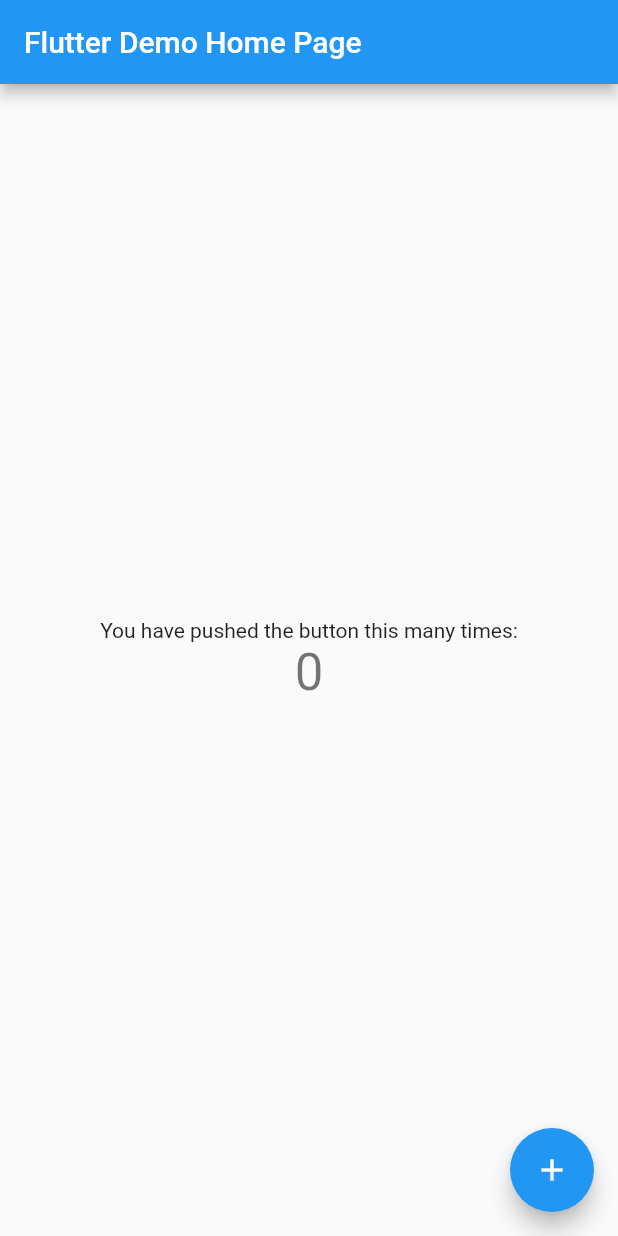
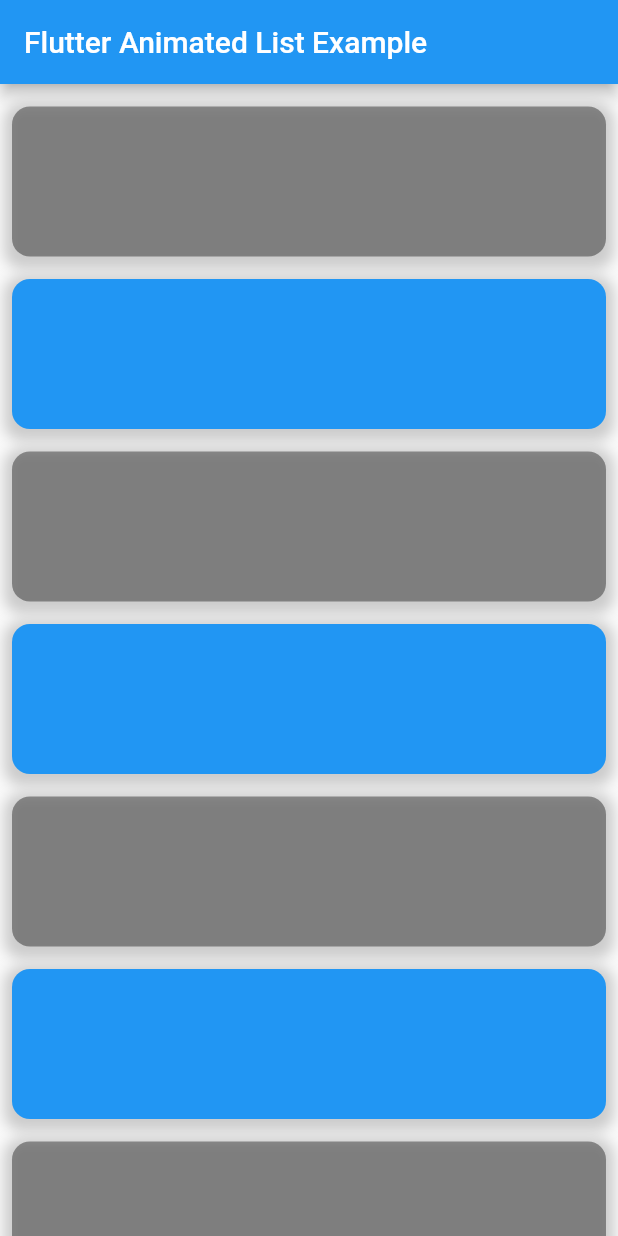
Before and after one commit to DaniEid/Flutter-Animate-List-While-Scroll, a Flutter app: the screen it shows after launch, on a phone screen of 412 x 824 dp. Run offline on Flutter 3.47's test engine with Material 2 defaults, Android fonts, the phone set to English and light mode, and no system bars.

Commit message:
feat: add the initial padding

```diff
--- /dev/null
+++ b/lib/animated_list_app.dart
@@ -0,0 +1,18 @@
+import 'package:animated_list/screens/animated_list_screen.dart';
+import 'package:flutter/material.dart';
+
+class AnimatedListApp extends StatelessWidget {
+  const AnimatedListApp({Key? key}) : super(key: key);
+
+  @override
+  Widget build(BuildContext context) {
+    return MaterialApp(
+      title: 'Flutter Demo',
+      debugShowCheckedModeBanner: false,
+      theme: ThemeData(
+        primarySwatch: Colors.blue,
+      ),
+      home: const AnimatedListScreen(title: 'Flutter Animated List Example'),
+    );
+  }
+}
--- a/lib/main.dart
+++ b/lib/main.dart
@@ -1,115 +1,6 @@
+import 'package:animated_list/animated_list_app.dart';
 import 'package:flutter/material.dart';
 
 void main() {
-  runApp(const MyApp());
+  runApp(const AnimatedListApp());
 }
-
-class MyApp extends StatelessWidget {
-  const MyApp({Key? key}) : super(key: key);
-
-  // This widget is the root of your application.
-  @override
-  Widget build(BuildContext context) {
-    return MaterialApp(
-      title: 'Flutter Demo',
-      theme: ThemeData(
-        // This is the theme of your application.
-        //
-        // Try running your application with "flutter run". You'll see the
-        // application has a blue toolbar. Then, without quitting the app, try
-        // changing the primarySwatch below to Colors.green and then invoke
-        // "hot reload" (press "r" in the console where you ran "flutter run",
-        // or simply save your changes to "hot reload" in a Flutter IDE).
-        // Notice that the counter didn't reset back to zero; the application
-        // is not restarted.
-        primarySwatch: Colors.blue,
-      ),
-      home: const MyHomePage(title: 'Flutter Demo Home Page'),
-    );
-  }
-}
-
-class MyHomePage extends StatefulWidget {
-  const MyHomePage({Key? key, required this.title}) : super(key: key);
-
-  // This widget is the home page of your application. It is stateful, meaning
-  // that it has a State object (defined below) that contains fields that affect
-  // how it looks.
-
-  // This class is the configuration for the state. It holds the values (in this
-  // case the title) provided by the parent (in this case the App widget) and
-  // used by the build method of the State. Fields in a Widget subclass are
-  // always marked "final".
-
-  final String title;
-
-  @override
-  State<MyHomePage> createState() => _MyHomePageState();
-}
-
-class _MyHomePageState extends State<MyHomePage> {
-  int _counter = 0;
-
-  void _incrementCounter() {
-    setState(() {
-      // This call to setState tells the Flutter framework that something has
-      // changed in this State, which causes it to rerun the build method below
-      // so that the display can reflect the updated values. If we changed
-      // _counter without calling setState(), then the build method would not be
-      // called again, and so nothing would appear to happen.
-      _counter++;
-    });
-  }
-
-  @override
-  Widget build(BuildContext context) {
-    // This method is rerun every time setState is called, for instance as done
-    // by the _incrementCounter method above.
-    //
-    // The Flutter framework has been optimized to make rerunning build methods
-    // fast, so that you can just rebuild anything that needs updating rather
-    // than having to individually change instances of widgets.
-    return Scaffold(
-      appBar: AppBar(
-        // Here we take the value from the MyHomePage object that was created by
-        // the App.build method, and use it to set our appbar title.
-        title: Text(widget.title),
-      ),
-      body: Center(
-        // Center is a layout widget. It takes a single child and positions it
-        // in the middle of the parent.
-        child: Column(
-          // Column is also a layout widget. It takes a list of children and
-          // arranges them vertically. By default, it sizes itself to fit its
-          // children horizontally, and tries to be as tall as its parent.
-          //
-          // Invoke "debug painting" (press "p" in the console, choose the
-          // "Toggle Debug Paint" action from the Flutter Inspector in Android
-          // Studio, or the "Toggle Debug Paint" command in Visual Studio Code)
-          // to see the wireframe for each widget.
-          //
-          // Column has various properties to control how it sizes itself and
-          // how it positions its children. Here we use mainAxisAlignment to
-          // center the children vertically; the main axis here is the vertical
-          // axis because Columns are vertical (the cross axis would be
-          // horizontal).
-          mainAxisAlignment: MainAxisAlignment.center,
-          children: <Widget>[
-            const Text(
-              'You have pushed the button this many times:',
-            ),
-            Text(
-              '$_counter',
-              style: Theme.of(context).textTheme.headline4,
-            ),
-          ],
-        ),
-      ),
-      floatingActionButton: FloatingActionButton(
-        onPressed: _incrementCounter,
-        tooltip: 'Increment',
-        child: const Icon(Icons.add),
-      ), // This trailing comma makes auto-formatting nicer for build methods.
-    );
-  }
-}
--- /dev/null
+++ b/lib/screens/animated_list_screen.dart
@@ -0,0 +1,79 @@
+import 'package:flutter/material.dart';
+
+class AnimatedListScreen extends StatefulWidget {
+  const AnimatedListScreen({Key? key, required this.title}) : super(key: key);
+
+  final String title;
+
+  @override
+  _AnimatedListScreenState createState() => _AnimatedListScreenState();
+}
+
+class _AnimatedListScreenState extends State<AnimatedListScreen> {
+  double _topPadding = 15.0;
+  final _duration = const Duration(milliseconds: 300);
+
+  @override
+  Widget build(BuildContext context) {
+    return Scaffold(
+      appBar: AppBar(
+        title: Text(widget.title),
+      ),
+      body: customAnimatedList,
+    );
+  }
+
+  _scrollUpdated(ScrollMetrics metrics) {
+    setState(() {
+      if (_topPadding == 20.0) return;
+      _topPadding = 20.0;
+    });
+  }
+
+  _scrollEnded(ScrollMetrics metrics) {
+    setState(() {
+      _topPadding = 15.0;
+    });
+  }
+
+  Widget get customAnimatedList => NotificationListener<ScrollNotification>(
+        onNotification: (scrollNotification) {
+          if (scrollNotification is ScrollUpdateNotification) {
+            _scrollUpdated(scrollNotification.metrics);
+          } else if (scrollNotification is ScrollEndNotification) {
+            _scrollEnded(scrollNotification.metrics);
+          }
+          return true;
+        },
+        child: ListView.builder(
+          itemCount: 25,
+          itemBuilder: (context, index) {
+            return AnimatedPadding(
+              padding: EdgeInsets.only(top: _topPadding),
+              duration: _duration,
+              child: Padding(
+                padding: const EdgeInsets.symmetric(horizontal: 8.0),
+                child: Container(
+                  decoration: BoxDecoration(
+                      borderRadius: const BorderRadius.all(
+                        Radius.circular(12),
+                      ),
+                      boxShadow: [
+                        BoxShadow(
+                          color: Colors.grey.withOpacity(0.5),
+                          spreadRadius: 5,
+                          blurRadius: 7,
+                          offset:
+                              const Offset(0, 3), // changes position of shadow
+                        ),
+                      ],
+                      color: index % 2 == 0 ? Colors.black38 : Colors.blue),
+                  height: 100,
+                  width: 100,
+                ),
+              ),
+            );
+          },
+        ),
+      );
+}
```
Also changed, not shown: 1 other file.
